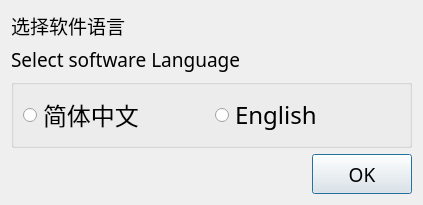
caicaiking/WKELightWave, file UiFiles/frmSelectLang.ui: the form before one commit.
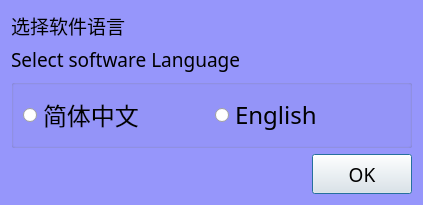
The form after the commit.

```diff
--- a/UiFiles/frmSelectLang.ui
+++ b/UiFiles/frmSelectLang.ui
@@ -13,6 +13,13 @@
   <property name="windowTitle">
    <string>Information</string>
   </property>
+  <property name="styleSheet">
+   <string notr="true">QDialog
+{
+	background-color:rgb(150,150,251);
+}
+</string>
+  </property>
   <layout class="QVBoxLayout" name="verticalLayout_2">
    <item>
     <layout class="QVBoxLayout" name="verticalLayout">
```
